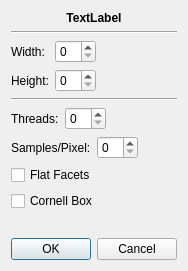
Above: src/gui/dialogs/painter_3d.ui from cppd/math before the change. Below: the same form after it.
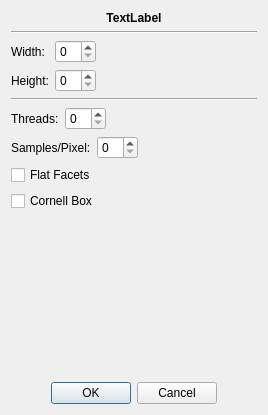
That is the form after the change.

Commit message: painter dialog

The edit to the form file:
```diff
--- a/src/gui/dialogs/painter_3d.ui
+++ b/src/gui/dialogs/painter_3d.ui
@@ -6,8 +6,8 @@
    <rect>
     <x>0</x>
     <y>0</y>
-    <width>184</width>
-    <height>271</height>
+    <width>268</width>
+    <height>415</height>
    </rect>
   </property>
   <property name="windowTitle">
```
Left out of the diff: 8 changed lines with no effect on the pictures. The commit also changes 3 other files.
